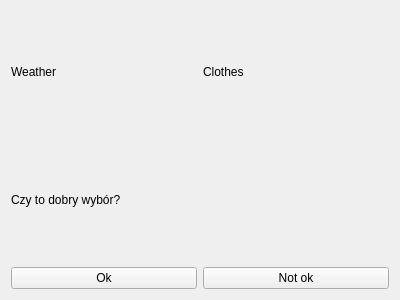
Above: mainwindow.ui from strza1ka/Ekspertowe before the change. Below: the same form after it.
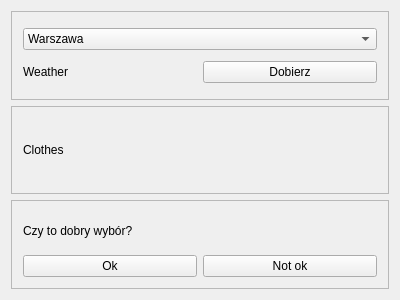
That is the form after the change.

```diff
--- a/mainwindow.ui
+++ b/mainwindow.ui
@@ -15,39 +15,99 @@
   </property>
   <widget class="QWidget" name="centralWidget">
    <layout class="QGridLayout" name="gridLayout">
-    <item row="2" column="0">
-     <widget class="QPushButton" name="pushButtonOk">
-      <property name="text">
-       <string>Ok</string>
-      </property>
-     </widget>
-    </item>
-    <item row="0" column="1">
-     <widget class="QLabel" name="labelClothes">
-      <property name="text">
-       <string>Clothes</string>
-      </property>
-     </widget>
-    </item>
-    <item row="2" column="1">
-     <widget class="QPushButton" name="pushButtonNotOk">
-      <property name="text">
-       <string>Not ok</string>
-      </property>
-     </widget>
-    </item>
     <item row="0" column="0">
-     <widget class="QLabel" name="labelWeather">
-      <property name="text">
-       <string>Weather</string>
+     <widget class="QFrame" name="frameWeather">
+      <property name="frameShape">
+       <enum>QFrame::StyledPanel</enum>
       </property>
+      <property name="frameShadow">
+       <enum>QFrame::Raised</enum>
+      </property>
+      <layout class="QGridLayout" name="gridLayout_4">
+       <item row="1" column="0">
+        <widget class="QLabel" name="labelWeather">
+         <property name="text">
+          <string>Weather</string>
+         </property>
+        </widget>
+       </item>
+       <item row="0" column="0" colspan="2">
+        <widget class="QComboBox" name="comboBox">
+         <item>
+          <property name="text">
+           <string>Warszawa</string>
+          </property>
+         </item>
+         <item>
+          <property name="text">
+           <string>Gdynia</string>
+          </property>
+         </item>
+        </widget>
+       </item>
+       <item row="1" column="1">
+        <widget class="QPushButton" name="pushButtonSearch">
+         <property name="text">
+          <string>Dobierz</string>
+         </property>
+        </widget>
+       </item>
+      </layout>
+      <zorder>comboBox</zorder>
+      <zorder>labelWeather</zorder>
+      <zorder>pushButtonSearch</zorder>
      </widget>
     </item>
-    <item row="1" column="0" colspan="2">
-     <widget class="QLabel" name="label">
-      <property name="text">
-       <string>Czy to dobry wybór?</string>
+    <item row="3" column="0">
+     <widget class="QFrame" name="frameCloathes">
+      <property name="frameShape">
+       <enum>QFrame::StyledPanel</enum>
       </property>
+      <property name="frameShadow">
+       <enum>QFrame::Raised</enum>
+      </property>
+      <layout class="QGridLayout" name="gridLayout_3">
+       <item row="0" column="0">
+        <widget class="QLabel" name="labelClothes">
+         <property name="text">
+          <string>Clothes</string>
+         </property>
+        </widget>
+       </item>
+      </layout>
+     </widget>
+    </item>
+    <item row="4" column="0">
+     <widget class="QFrame" name="frameResult">
+      <property name="frameShape">
+       <enum>QFrame::StyledPanel</enum>
+      </property>
+      <property name="frameShadow">
+       <enum>QFrame::Raised</enum>
+      </property>
+      <layout class="QGridLayout" name="gridLayout_2">
+       <item row="0" column="0" colspan="2">
+        <widget class="QLabel" name="label">
+         <property name="text">
+          <string>Czy to dobry wybór?</string>
+         </property>
+        </widget>
+       </item>
+       <item row="1" column="0">
+        <widget class="QPushButton" name="pushButtonOk">
+         <property name="text">
+          <string>Ok</string>
+         </property>
+        </widget>
+       </item>
+       <item row="1" column="1">
+        <widget class="QPushButton" name="pushButtonNotOk">
+         <property name="text">
+          <string>Not ok</string>
+         </property>
+        </widget>
+       </item>
+      </layout>
      </widget>
     </item>
    </layout>
```
